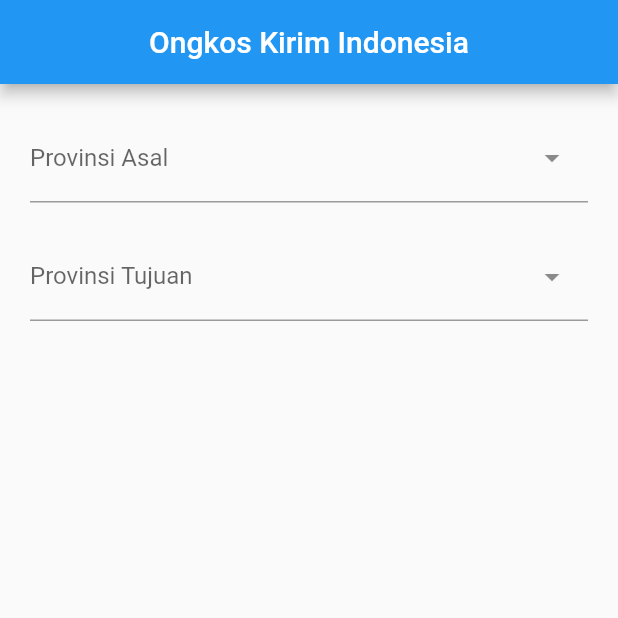
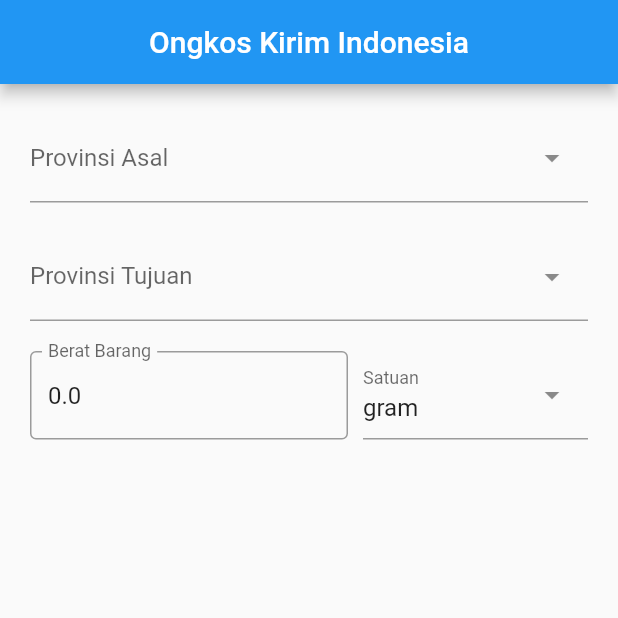
Before and after one commit to sendycitralesmana/ongkir, a Flutter app: the screen it shows after launch, on a phone screen of 412 x 824 dp, the top half of it. Run offline on Flutter 3.47's test engine with Material 2 defaults, Android fonts, the phone set to English and light mode, and no system bars; drawn by our look-alikes of dropdown_search; our stand-ins replace get; missing offline and left inert: dart:ffi.

Commit message:
Weight Conversion

```diff
--- a/lib/app/modules/home/controllers/home_controller.dart
+++ b/lib/app/modules/home/controllers/home_controller.dart
@@ -1,3 +1,6 @@
+import 'dart:ffi';
+
+import 'package:flutter/material.dart';
 import 'package:get/get.dart';
 
 class HomeController extends GetxController {
@@ -9,4 +12,117 @@ class HomeController extends GetxController {
   var hiddenKotaTujuan = true.obs;
   var provIdTujuan = 0.obs;
   var kotaIdTujuan = 0.obs;
+
+  double berat = 0.0;
+  String satuan = "gram";
+
+  late TextEditingController weightC;
+
+  void ubahBerat(String value) {
+    berat = double.tryParse(value) ?? 0.0;
+    String cekSatuan = satuan;
+    switch (cekSatuan) {
+      case "ton":
+        berat = berat * 1000000;
+        break;
+      case "kwintal":
+        berat = berat * 100000;
+        break;
+      case "ons":
+        berat = berat * 100;
+        break;
+      case "lbs":
+        berat = berat * 2204.62;
+        break;
+      case "pound":
+        berat = berat * 2204.62;
+        break;
+      case "kg":
+        berat = berat * 1000;
+        break;
+      case "hg":
+        berat = berat * 100;
+        break;
+      case "dag":
+        berat = berat * 10;
+        break;
+      case "gram":
+        berat = berat;
+        break;
+      case "dg":
+        berat = berat / 10;
+        break;
+      case "cg":
+        berat = berat / 100;
+        break;
+      case "mg":
+        berat = berat / 1000;
+        break;
+      default:
+        berat = berat;
+    }
+
+    print("$berat gram");
+  }
+
+  void ubahSatuan(String value) {
+    berat = double.tryParse(weightC.text) ?? 0.0;
+
+    switch (value) {
+      case "ton":
+        berat = berat * 1000000;
+        break;
+      case "kwintal":
+        berat = berat * 100000;
+        break;
+      case "ons":
+        berat = berat * 100;
+        break;
+      case "lbs":
+        berat = berat * 2204.62;
+        break;
+      case "pound":
+        berat = berat * 2204.62;
+        break;
+      case "kg":
+        berat = berat * 1000;
+        break;
+      case "hg":
+        berat = berat * 100;
+        break;
+      case "dag":
+        berat = berat * 10;
+        break;
+      case "gram":
+        berat = berat;
+        break;
+      case "dg":
+        berat = berat / 10;
+        break;
+      case "cg":
+        berat = berat / 100;
+        break;
+      case "mg":
+        berat = berat / 1000;
+        break;
+      default:
+        berat = berat;
+    }
+
+    satuan = value;
+
+    print("$berat gram");
+  }
+
+  @override
+  void onInit() {
+    weightC = TextEditingController(text: "$berat");
+    super.onInit();
+  }
+
+  @override
+  void onClose() {
+    weightC.dispose();
+    super.onClose();
+  }
 }
--- a/lib/app/modules/home/views/home_view.dart
+++ b/lib/app/modules/home/views/home_view.dart
@@ -2,6 +2,7 @@ import 'package:flutter/material.dart';
 import 'package:get/get.dart';
 import 'package:ongkir/app/modules/home/views/widgets/city.dart';
 import 'package:ongkir/app/modules/home/views/widgets/province.dart';
+import 'package:ongkir/app/modules/home/views/widgets/weight.dart';
 
 import '../controllers/home_controller.dart';
 
@@ -29,6 +30,7 @@ class HomeView extends GetView<HomeController> {
                 ? SizedBox()
                 : Kota(provId: controller.provIdTujuan.value, tipe: "tujuan"),
           ),
+          WeightItem(),
         ],
       ),
     );
--- /dev/null
+++ b/lib/app/modules/home/views/widgets/weight.dart
@@ -0,0 +1,62 @@
+import 'package:dropdown_search/dropdown_search.dart';
+import 'package:flutter/material.dart';
+import 'package:get/get.dart';
+import 'package:ongkir/app/modules/home/controllers/home_controller.dart';
+
+class WeightItem extends GetView<HomeController> {
+  const WeightItem({super.key});
+
+  @override
+  Widget build(BuildContext context) {
+    return Row(
+      children: [
+        Expanded(
+          child: TextField(
+            controller: controller.weightC,
+            keyboardType: TextInputType.numberWithOptions(
+              decimal: true,
+            ),
+            decoration: InputDecoration(
+              labelText: "Berat Barang",
+              hintText: "Berat Barang",
+              border: OutlineInputBorder(),
+            ),
+            onChanged: (value) => controller.ubahBerat(value!),
+          ),
+        ),
+        SizedBox(width: 10),
+        Container(
+          width: 150,
+          child: DropdownSearch<String>(
+            popupProps: PopupProps.menu(
+              showSelectedItems: true,
+              showSearchBox: true,
+            ),
+            items: [
+              "ton",
+              "kwintal",
+              "ons",
+              "lbs",
+              "pound",
+              "kg",
+              "hg",
+              "dag",
+              "gram",
+              "dg",
+              "cg",
+              "mg",
+            ],
+            dropdownDecoratorProps: DropDownDecoratorProps(
+              dropdownSearchDecoration: InputDecoration(
+                labelText: "Satuan",
+                hintText: "Pilih Satuan",
+              ),
+            ),
+            onChanged: (value) => controller.ubahSatuan(value!),
+            selectedItem: "gram",
+          ),
+        ),
+      ],
+    );
+  }
+}
```
